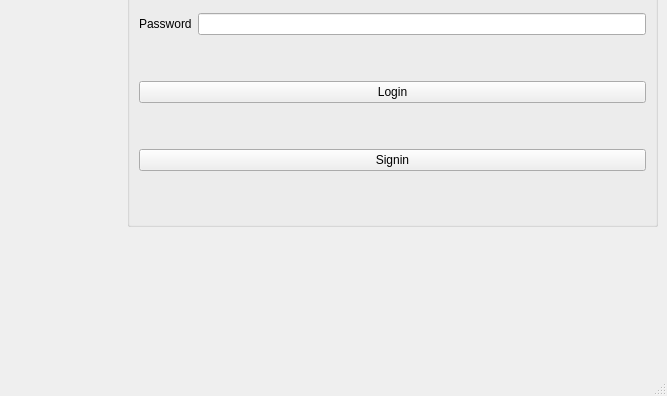
peterjmen/106.2_library_system, file LibraryApp/mainwindow.ui: the form before one commit; both pictures show x 133 to 800 and y 204 to 600 of the 800 by 600 pixel window.
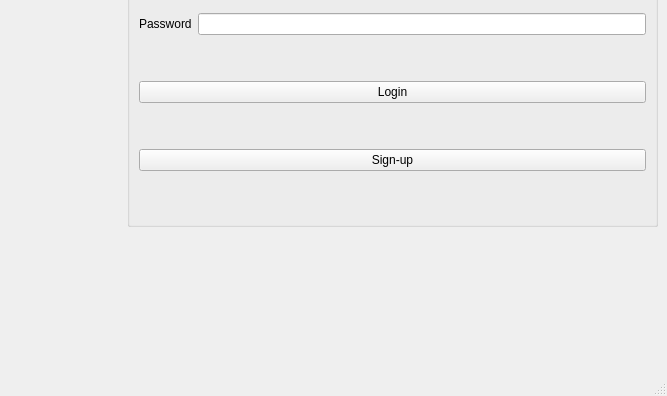
The form after the commit.

```diff
--- a/LibraryApp/mainwindow.ui
+++ b/LibraryApp/mainwindow.ui
@@ -69,7 +69,7 @@
      <item>
       <widget class="QPushButton" name="pushButton">
        <property name="text">
-        <string>Signin</string>
+        <string>Sign-up</string>
        </property>
       </widget>
      </item>
```
Left out of the diff: 2 changed lines with no effect on the pictures.
